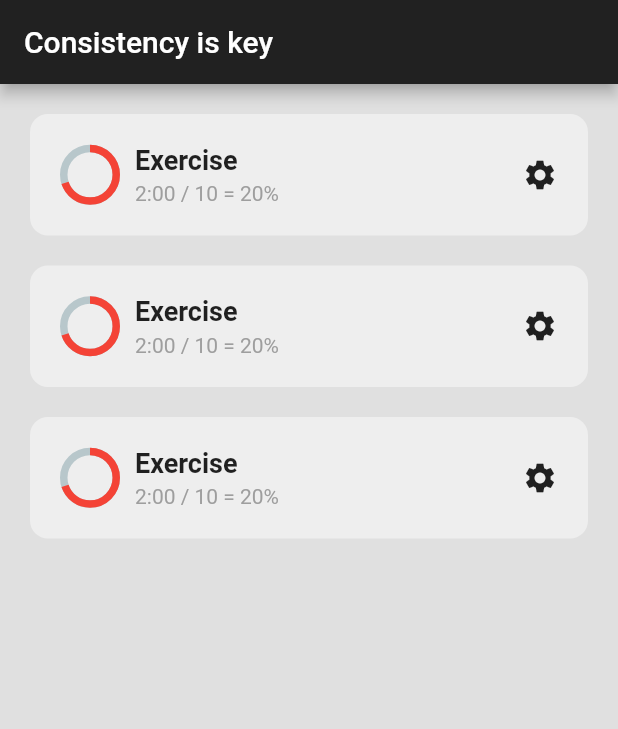
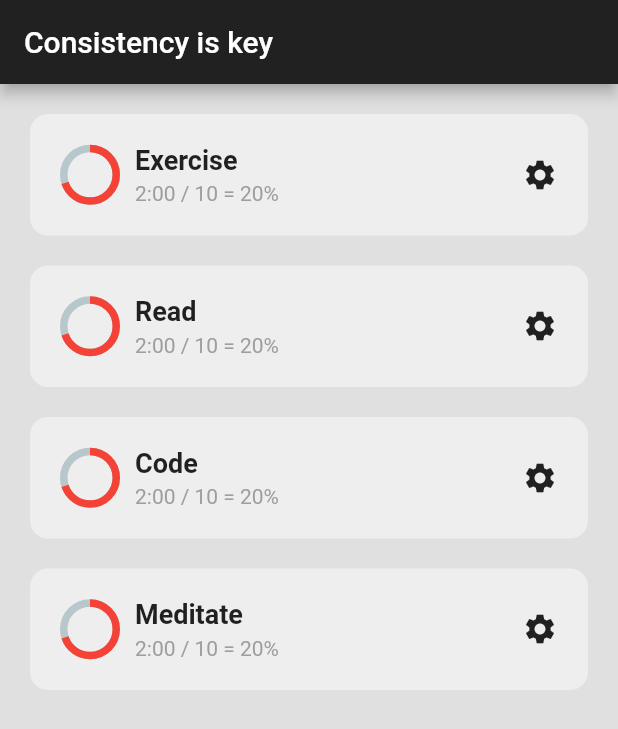
Before and after one commit to mrojasb2000/flutter_habit_tracker, a Flutter app: the screen it shows after launch, on a phone screen of 412 x 824 dp. Shown: the top 729 px of the screen. Run offline on Flutter 3.47's test engine with Material 2 defaults, Android fonts, the phone set to English and light mode, and no system bars; drawn by our look-alikes of percent_indicator.

Commit message:
chore: add habit name property

```diff
--- a/lib/home_page.dart
+++ b/lib/home_page.dart
@@ -20,9 +20,18 @@ class _HomePageState extends State<HomePage> {
         ),
         body: Column(
           children: const [
-            HabitTile(),
-            HabitTile(),
-            HabitTile(),
+            HabitTile(
+              habitName: 'Exercise',
+            ),
+            HabitTile(
+              habitName: 'Read',
+            ),
+            HabitTile(
+              habitName: 'Code',
+            ),
+            HabitTile(
+              habitName: 'Meditate',
+            ),
           ],
         ));
   }
--- a/lib/util/habit_tile.dart
+++ b/lib/util/habit_tile.dart
@@ -2,7 +2,8 @@ import 'package:flutter/material.dart';
 import 'package:percent_indicator/circular_percent_indicator.dart';
 
 class HabitTile extends StatelessWidget {
-  const HabitTile({Key? key}) : super(key: key);
+  final String habitName;
+  const HabitTile({Key? key, required this.habitName}) : super(key: key);
 
   @override
   Widget build(BuildContext context) {
@@ -26,20 +27,18 @@ class HabitTile extends StatelessWidget {
                 const SizedBox(
                   width: 10,
                 ),
-                Column(
-                    crossAxisAlignment: CrossAxisAlignment.start,
-                    children: const [
+                Column(crossAxisAlignment: CrossAxisAlignment.start, children: [
                   // Habit
                   Text(
-                        'Exercise',
-                        style: TextStyle(
+                    habitName,
+                    style: const TextStyle(
                       fontWeight: FontWeight.bold,
                       fontSize: 18,
                     ),
                   ),
-                      SizedBox(height: 4),
+                  const SizedBox(height: 4),
                   // Progress
-                      Text(
+                  const Text(
                     '2:00 / 10 = 20%',
                     style: TextStyle(color: Colors.grey),
                   ),
```
Lines whose indentation alone changed are shown as unchanged.
